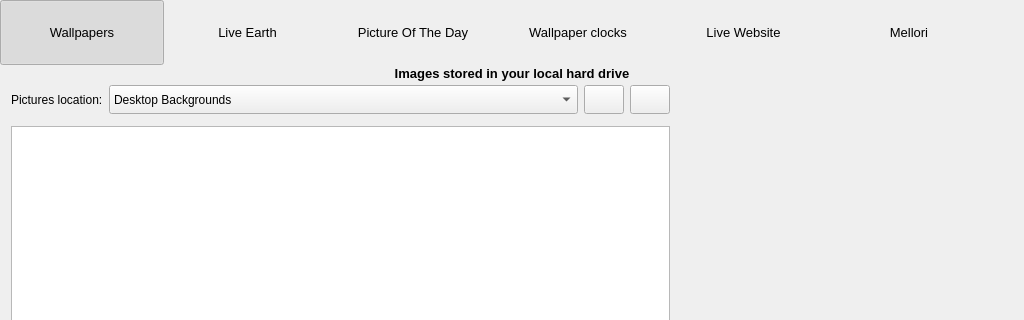
Qt form src/gui/mainwindow.ui (LeonVitanos/Wallch) before a commit; both pictures show x 0 to 1024 and y 0 to 320 of the 1024 by 507 pixel window.
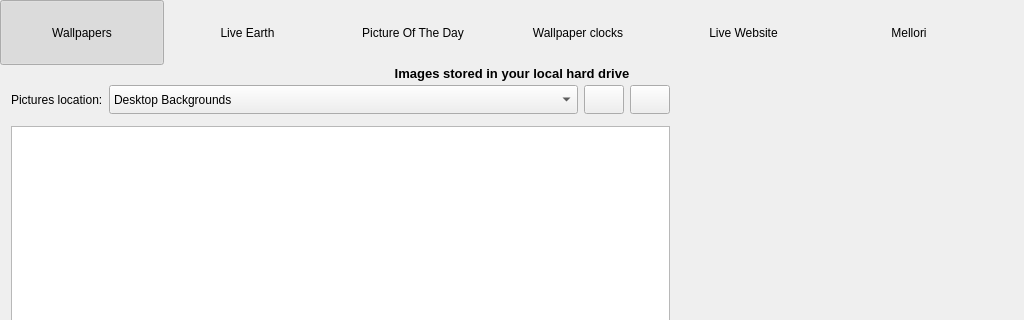
The same form after that commit. Icons and pictures are not drawn.

```diff
--- a/src/gui/mainwindow.ui
+++ b/src/gui/mainwindow.ui
@@ -63,15 +63,6 @@
            <height>65</height>
           </size>
          </property>
-         <property name="font">
-          <font>
-           <family>Ubuntu</family>
-           <pointsize>10</pointsize>
-           <italic>false</italic>
-           <bold>false</bold>
-           <underline>false</underline>
-          </font>
-         </property>
          <property name="focusPolicy">
           <enum>Qt::NoFocus</enum>
          </property>
@@ -132,14 +123,6 @@
            <height>65</height>
           </size>
          </property>
-         <property name="font">
-          <font>
-           <family>Ubuntu</family>
-           <pointsize>10</pointsize>
-           <italic>false</italic>
-           <bold>false</bold>
-          </font>
-         </property>
          <property name="focusPolicy">
           <enum>Qt::NoFocus</enum>
          </property>
@@ -194,14 +177,6 @@
            <height>65</height>
           </size>
          </property>
-         <property name="font">
-          <font>
-           <family>Ubuntu</family>
-           <pointsize>10</pointsize>
-           <italic>false</italic>
-           <bold>false</bold>
-          </font>
-         </property>
          <property name="focusPolicy">
           <enum>Qt::NoFocus</enum>
          </property>
@@ -262,14 +237,6 @@
            <height>65</height>
           </size>
          </property>
-         <property name="font">
-          <font>
-           <family>Ubuntu</family>
-           <pointsize>10</pointsize>
-           <italic>false</italic>
-           <bold>false</bold>
-          </font>
-         </property>
          <property name="focusPolicy">
           <enum>Qt::NoFocus</enum>
          </property>
@@ -324,14 +291,6 @@
            <height>65</height>
           </size>
          </property>
-         <property name="font">
-          <font>
-           <family>Ubuntu</family>
-           <pointsize>10</pointsize>
-           <italic>false</italic>
-           <bold>false</bold>
-          </font>
-         </property>
          <property name="focusPolicy">
           <enum>Qt::NoFocus</enum>
          </property>
@@ -386,11 +345,6 @@
            <height>65</height>
           </size>
          </property>
-         <property name="font">
-          <font>
-           <pointsize>10</pointsize>
-          </font>
-         </property>
          <property name="focusPolicy">
           <enum>Qt::NoFocus</enum>
          </property>
```
